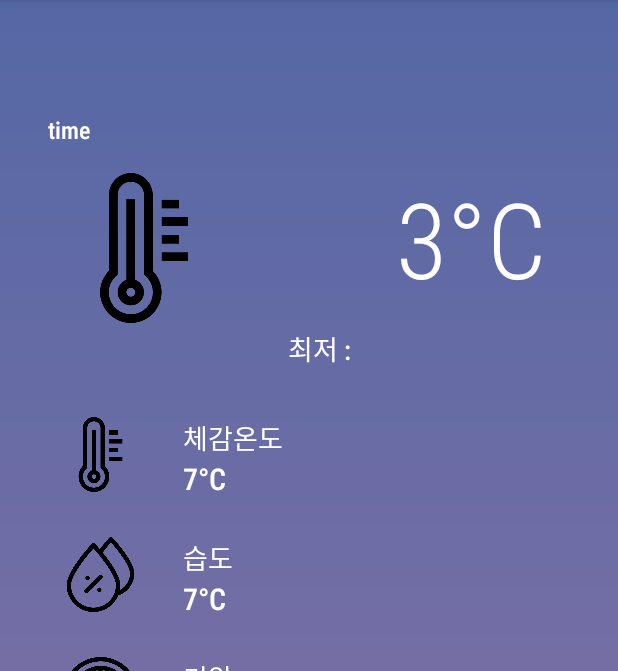
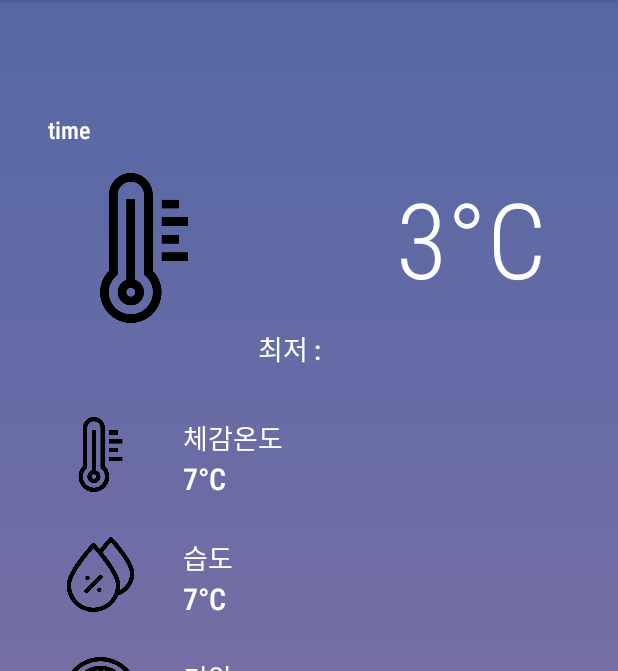
Before and after one commit to skfladl2/WeatherWear, an Android app: the MainActivity4 screen opened directly, with no data from a screen before it, on a phone screen of 412 x 824 dp, the part 84-755 px from its top. Run offline under Robolectric (Android 15) with nearby library versions, the phone set to English and light mode, and no system bars.

Commit message:
Update activity_main4.xml

```diff
--- a/app/src/main/res/layout/activity_main4.xml
+++ b/app/src/main/res/layout/activity_main4.xml
@@ -47,7 +47,7 @@
             android:layout_alignParentStart="true"
             android:layout_alignParentBottom="true"
             android:layout_centerHorizontal="true"
-            android:layout_marginStart="160dp"
+            android:layout_marginStart="140dp"
             android:layout_marginBottom="0dp"
             android:fontFamily="sans-serif-condensed-medium"
             android:text="최저 : "
```
